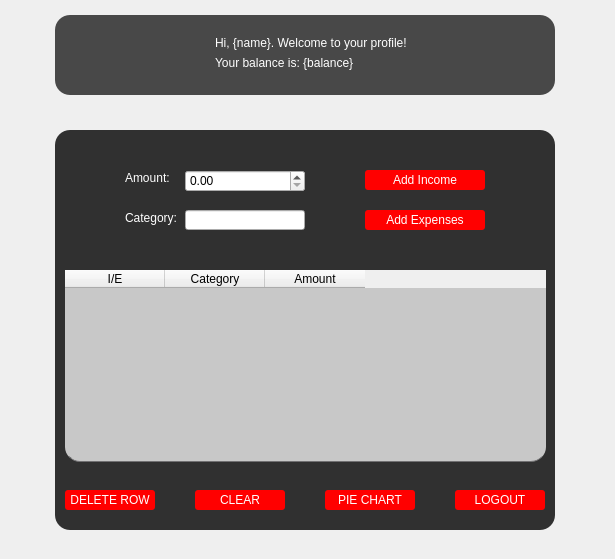
Qt form mainwindow.ui (rafaello166/financialSystemQT) before a commit.
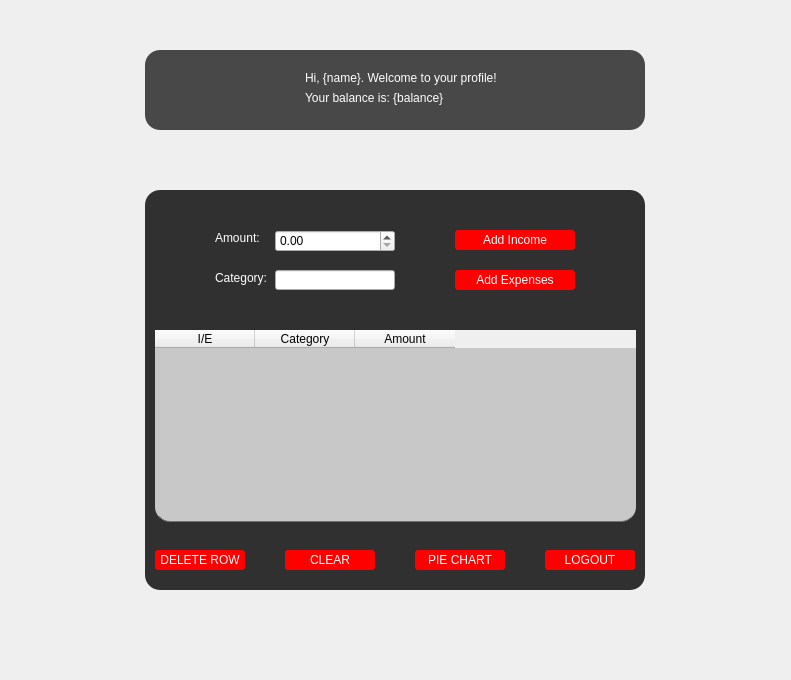
The same form after that commit. Icons and pictures are not drawn.

```diff
--- a/mainwindow.ui
+++ b/mainwindow.ui
@@ -6,48 +6,72 @@
    <rect>
     <x>0</x>
     <y>0</y>
-    <width>615</width>
-    <height>559</height>
+    <width>791</width>
+    <height>680</height>
    </rect>
   </property>
   <property name="minimumSize">
    <size>
-    <width>615</width>
-    <height>559</height>
+    <width>791</width>
+    <height>680</height>
    </size>
   </property>
   <property name="maximumSize">
    <size>
-    <width>615</width>
-    <height>559</height>
+    <width>791</width>
+    <height>680</height>
    </size>
   </property>
   <property name="windowTitle">
    <string>MainWindow</string>
   </property>
   <property name="styleSheet">
-   <string notr="true">* {
-	font-family: arial;
-	font-size: 12px;
-}
-
-</string>
+   <string notr="true"/>
   </property>
   <widget class="QStackedWidget" name="stackedWidget">
    <property name="geometry">
     <rect>
      <x>0</x>
      <y>0</y>
-     <width>620</width>
-     <height>560</height>
+     <width>791</width>
+     <height>680</height>
     </rect>
    </property>
+   <property name="minimumSize">
+    <size>
+     <width>791</width>
+     <height>680</height>
+    </size>
+   </property>
+   <property name="maximumSize">
+    <size>
+     <width>791</width>
+     <height>680</height>
+    </size>
+   </property>
    <property name="styleSheet">
     <string notr="true"/>
    </property>
    <widget class="QWidget" name="page1">
+    <property name="minimumSize">
+     <size>
+      <width>791</width>
+      <height>680</height>
+     </size>
+    </property>
+    <property name="maximumSize">
+     <size>
+      <width>791</width>
+      <height>680</height>
+     </size>
+    </property>
     <property name="styleSheet">
-     <string notr="true">QPushButton {
+     <string notr="true">* {
+	font-family: arial;
+	font-size: 12px;
+}
+
+QPushButton {
 	color :white;
 	background: red;
 	border-radius: 25px;
@@ -87,8 +111,8 @@
     <widget class="QFrame" name="frame">
      <property name="geometry">
       <rect>
-       <x>55</x>
-       <y>130</y>
+       <x>145</x>
+       <y>190</y>
        <width>500</width>
        <height>400</height>
       </rect>
@@ -285,8 +309,8 @@
     <widget class="QFrame" name="frame_2">
      <property name="geometry">
       <rect>
-       <x>55</x>
-       <y>15</y>
+       <x>145</x>
+       <y>50</y>
        <width>500</width>
        <height>80</height>
       </rect>
```
Left out of the diff: 13 changed lines with no effect on the pictures.
